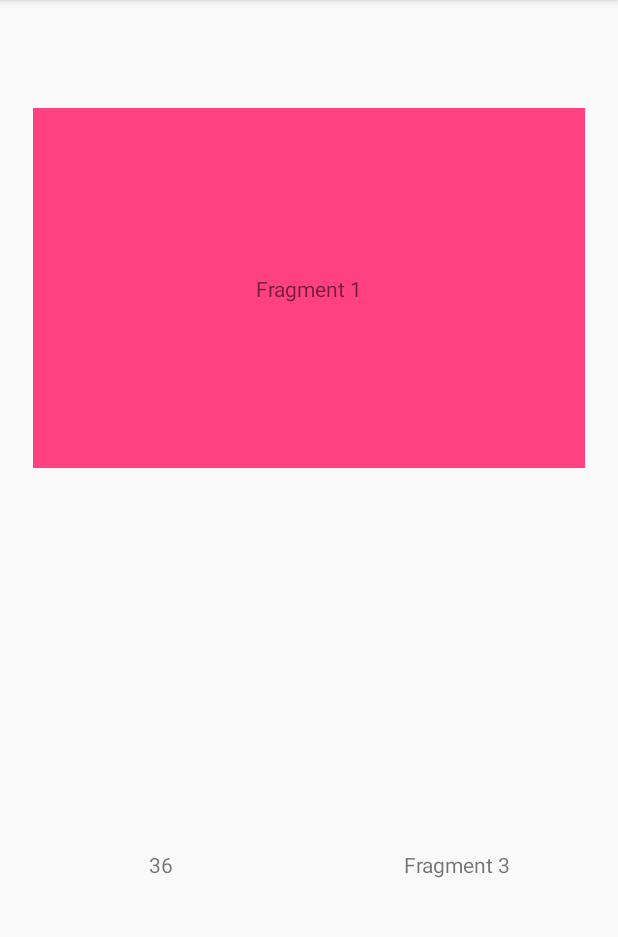
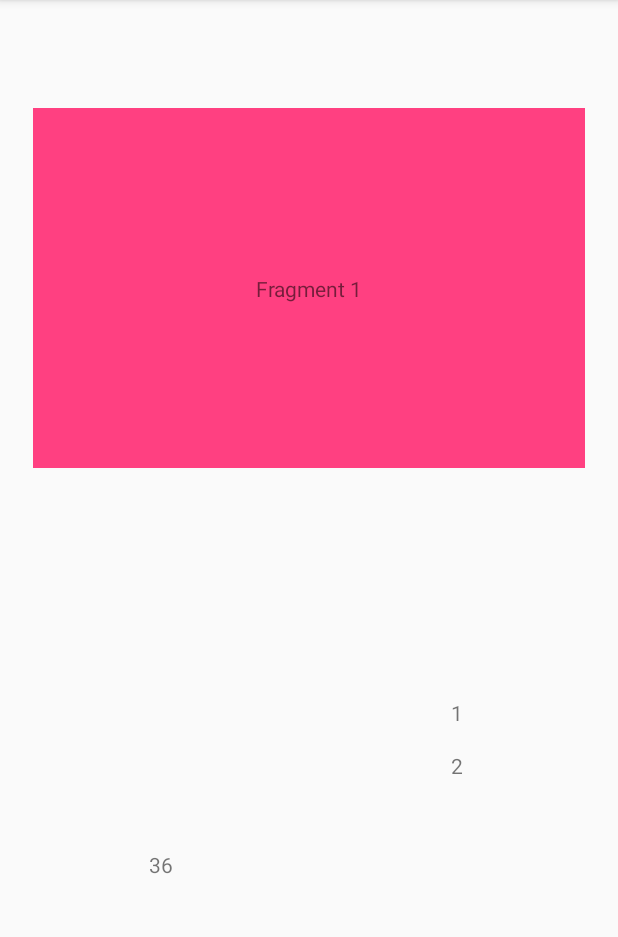
Before and after one commit to fr0zen87/SberLessons, an Android app: the screen it shows after launch (MainActivity), on a phone screen of 412 x 824 dp, the part 84-1021 px from its top. Run offline under Robolectric (Android 15) with nearby library versions, the phone set to English and light mode, and no system bars.

Commit message:
changes in lesson 8

```diff
--- a/lesson8/src/main/java/com/example/lesson8/MainActivity.java
+++ b/lesson8/src/main/java/com/example/lesson8/MainActivity.java
@@ -4,9 +4,9 @@ import android.os.Bundle;
 import android.support.v4.app.FragmentManager;
 import android.support.v7.app.AppCompatActivity;
 
-import com.example.lesson8.fragments.Fragment1;
-import com.example.lesson8.fragments.Fragment2;
-import com.example.lesson8.fragments.Fragment3;
+import com.example.lesson8.fragments.fragment1.Fragment1;
+import com.example.lesson8.fragments.fragment2.Fragment2;
+import com.example.lesson8.fragments.fragment3.Fragment3;
 
 public class MainActivity extends AppCompatActivity {
 
--- a/lesson8/src/main/java/com/example/lesson8/fragments/Fragment3.java
+++ /dev/null
@@ -1,21 +0,0 @@
-package com.example.lesson8.fragments;
-
-import android.os.Bundle;
-import android.support.annotation.NonNull;
-import android.support.annotation.Nullable;
-import android.support.v4.app.Fragment;
-import android.view.LayoutInflater;
-import android.view.View;
-import android.view.ViewGroup;
-
-import com.example.lesson8.R;
-
-public class Fragment3 extends Fragment {
-
-    @Nullable
-    @Override
-    public View onCreateView(@NonNull LayoutInflater inflater, @Nullable ViewGroup container, @Nullable Bundle savedInstanceState) {
-        View view = inflater.inflate(R.layout.fragment3, container, false);
-        return view;
-    }
-}
--- a/lesson8/src/main/java/com/example/lesson8/fragments/Fragment1.java
+++ b/lesson8/src/main/java/com/example/lesson8/fragments/fragment1/Fragment1.java
@@ -1,4 +1,4 @@
-package com.example.lesson8.fragments;
+package com.example.lesson8.fragments.fragment1;
 
 import android.os.Bundle;
 import android.support.annotation.NonNull;
--- a/lesson8/src/main/java/com/example/lesson8/fragments/MyLoader.java
+++ b/lesson8/src/main/java/com/example/lesson8/fragments/fragment1/MyLoader.java
@@ -1,4 +1,4 @@
-package com.example.lesson8.fragments;
+package com.example.lesson8.fragments.fragment1;
 
 import android.content.Context;
 import android.support.annotation.NonNull;
--- a/lesson8/src/main/java/com/example/lesson8/fragments/Fragment2.java
+++ b/lesson8/src/main/java/com/example/lesson8/fragments/fragment2/Fragment2.java
@@ -1,4 +1,4 @@
-package com.example.lesson8.fragments;
+package com.example.lesson8.fragments.fragment2;
 
 import android.os.AsyncTask;
 import android.os.Bundle;
--- /dev/null
+++ b/lesson8/src/main/java/com/example/lesson8/fragments/fragment3/Fragment3.java
@@ -0,0 +1,72 @@
+package com.example.lesson8.fragments.fragment3;
+
+import android.annotation.SuppressLint;
+import android.os.Bundle;
+import android.os.Handler;
+import android.os.Message;
+import android.support.annotation.NonNull;
+import android.support.annotation.Nullable;
+import android.support.v4.app.Fragment;
+import android.support.v4.app.LoaderManager;
+import android.support.v4.content.Loader;
+import android.support.v7.widget.RecyclerView;
+import android.view.LayoutInflater;
+import android.view.View;
+import android.view.ViewGroup;
+
+import com.example.lesson8.R;
+
+import java.util.ArrayList;
+import java.util.List;
+
+public class Fragment3 extends Fragment implements LoaderManager.LoaderCallbacks<Void> {
+
+    private List<String> strings = new ArrayList<>();
+    private RecyclerView.Adapter adapter;
+
+    private Handler handler;
+
+    @SuppressLint("HandlerLeak")
+    @Nullable
+    @Override
+    public View onCreateView(@NonNull LayoutInflater inflater, @Nullable ViewGroup container, @Nullable Bundle savedInstanceState) {
+        View view = inflater.inflate(R.layout.fragment3, container, false);
+
+        RecyclerView recyclerView = view.findViewById(R.id.list);
+        adapter = new ViewAdapter(strings);
+        recyclerView.setAdapter(adapter);
+
+        handler = new Handler() {
+            @Override
+            public void handleMessage(Message msg) {
+                strings.add(String.valueOf(msg.what));
+                adapter.notifyDataSetChanged();
+            }
+        };
+
+        return view;
+    }
+
+    @Override
+    public void onResume() {
+        super.onResume();
+
+        getLoaderManager().initLoader(1, null, this).forceLoad();
+    }
+
+    @NonNull
+    @Override
+    public Loader<Void> onCreateLoader(int id, Bundle args) {
+        return new MyLoader3(getContext(), handler);
+    }
+
+    @Override
+    public void onLoadFinished(@NonNull Loader<Void> loader, Void data) {
+
+    }
+
+    @Override
+    public void onLoaderReset(@NonNull Loader<Void> loader) {
+
+    }
+}
--- /dev/null
+++ b/lesson8/src/main/java/com/example/lesson8/fragments/fragment3/MyLoader3.java
@@ -0,0 +1,30 @@
+package com.example.lesson8.fragments.fragment3;
+
+import android.content.Context;
+import android.os.Handler;
+import android.support.v4.content.AsyncTaskLoader;
+
+import java.util.concurrent.TimeUnit;
+
+public class MyLoader3 extends AsyncTaskLoader<Void> {
+
+    private Handler handler;
+
+    public MyLoader3(Context context, Handler handler) {
+        super(context);
+        this.handler = handler;
+    }
+
+    @Override
+    public Void loadInBackground() {
+        for (int i = 1; i <= 10; i++) {
+            handler.sendEmptyMessage(i);
+            try {
+                TimeUnit.SECONDS.sleep(2);
+            } catch (InterruptedException e) {
+                e.printStackTrace();
+            }
+        }
+        return null;
+    }
+}
--- /dev/null
+++ b/lesson8/src/main/java/com/example/lesson8/fragments/fragment3/ViewAdapter.java
@@ -0,0 +1,49 @@
+package com.example.lesson8.fragments.fragment3;
+
+import android.support.annotation.NonNull;
+import android.support.v7.widget.RecyclerView;
+import android.view.LayoutInflater;
+import android.view.View;
+import android.view.ViewGroup;
+import android.widget.TextView;
+
+import com.example.lesson8.R;
+
+import java.util.List;
+
+public class ViewAdapter extends RecyclerView.Adapter<ViewAdapter.ViewHolder> {
+
+    private List<String> strings;
+
+    public ViewAdapter(List<String> strings) {
+        this.strings = strings;
+    }
+
+    @NonNull
+    @Override
+    public ViewHolder onCreateViewHolder(@NonNull ViewGroup parent, int viewType) {
+        View view = LayoutInflater.from(parent.getContext()).inflate(R.layout.list_item, parent, false);
+        return new ViewHolder(view);
+    }
+
+    @Override
+    public void onBindViewHolder(@NonNull ViewHolder holder, int position) {
+        String s = strings.get(position);
+        holder.textView.setText(s);
+    }
+
+    @Override
+    public int getItemCount() {
+        return strings.size();
+    }
+
+    public class ViewHolder extends RecyclerView.ViewHolder {
+
+        final TextView textView;
+
+        ViewHolder(View itemView) {
+            super(itemView);
+            textView = itemView.findViewById(R.id.item);
+        }
+    }
+}
--- a/lesson8/src/main/res/layout/fragment3.xml
+++ b/lesson8/src/main/res/layout/fragment3.xml
@@ -6,17 +6,9 @@
     android:layout_width="match_parent"
     android:layout_height="match_parent">
 
-    <TextView
-        android:id="@+id/fr3_textView"
-        android:layout_width="wrap_content"
-        android:layout_height="wrap_content"
-        android:layout_marginBottom="8dp"
-        android:layout_marginEnd="8dp"
-        android:layout_marginStart="8dp"
-        android:layout_marginTop="8dp"
-        android:text="Fragment 3"
-        app:layout_constraintBottom_toBottomOf="parent"
-        app:layout_constraintEnd_toEndOf="parent"
-        app:layout_constraintStart_toStartOf="parent"
-        app:layout_constraintTop_toTopOf="parent" />
+    <android.support.v7.widget.RecyclerView
+        android:id="@+id/list"
+        android:layout_width="match_parent"
+        android:layout_height="match_parent"
+        app:layoutManager="android.support.v7.widget.LinearLayoutManager"/>
 </android.support.constraint.ConstraintLayout>
--- /dev/null
+++ b/lesson8/src/main/res/layout/list_item.xml
@@ -0,0 +1,22 @@
+<?xml version="1.0" encoding="utf-8"?>
+<android.support.constraint.ConstraintLayout
+    xmlns:android="http://schemas.android.com/apk/res/android"
+    xmlns:app="http://schemas.android.com/apk/res-auto"
+    xmlns:tools="http://schemas.android.com/tools"
+    android:layout_width="match_parent"
+    android:layout_height="wrap_content">
+
+    <TextView
+        android:id="@+id/item"
+        android:layout_width="wrap_content"
+        android:layout_height="wrap_content"
+        android:layout_marginBottom="8dp"
+        android:layout_marginEnd="8dp"
+        android:layout_marginStart="8dp"
+        android:layout_marginTop="8dp"
+        android:text="Fragment 3"
+        app:layout_constraintBottom_toBottomOf="parent"
+        app:layout_constraintEnd_toEndOf="parent"
+        app:layout_constraintStart_toStartOf="parent"
+        app:layout_constraintTop_toTopOf="parent" />
+</android.support.constraint.ConstraintLayout>
```
